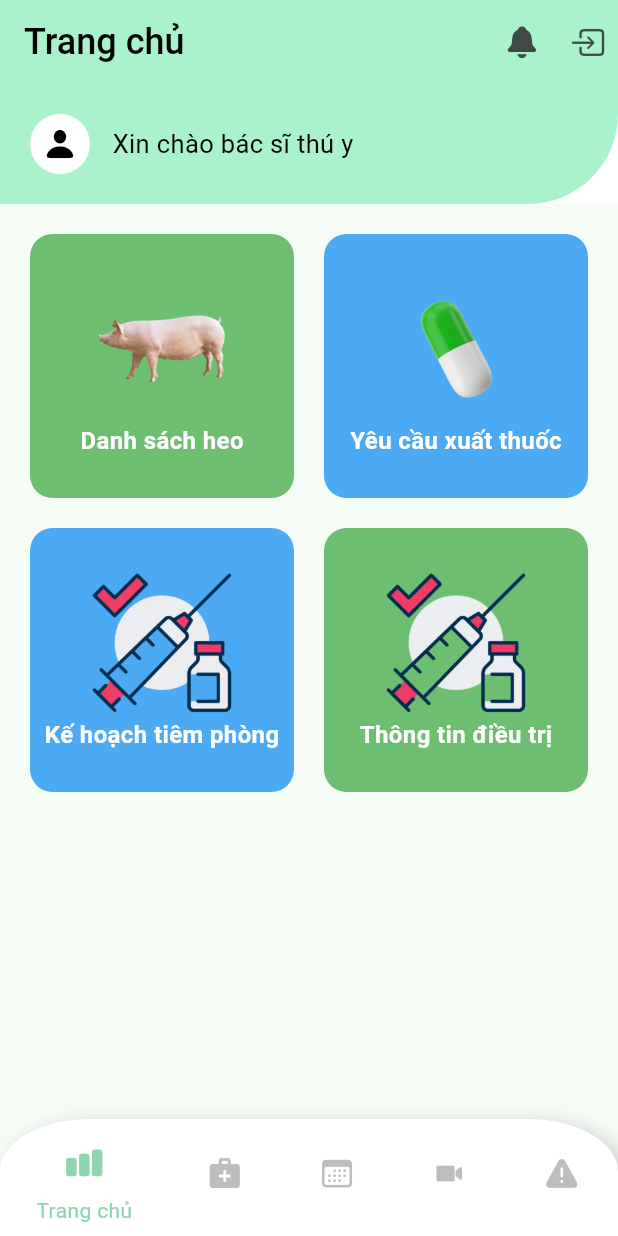
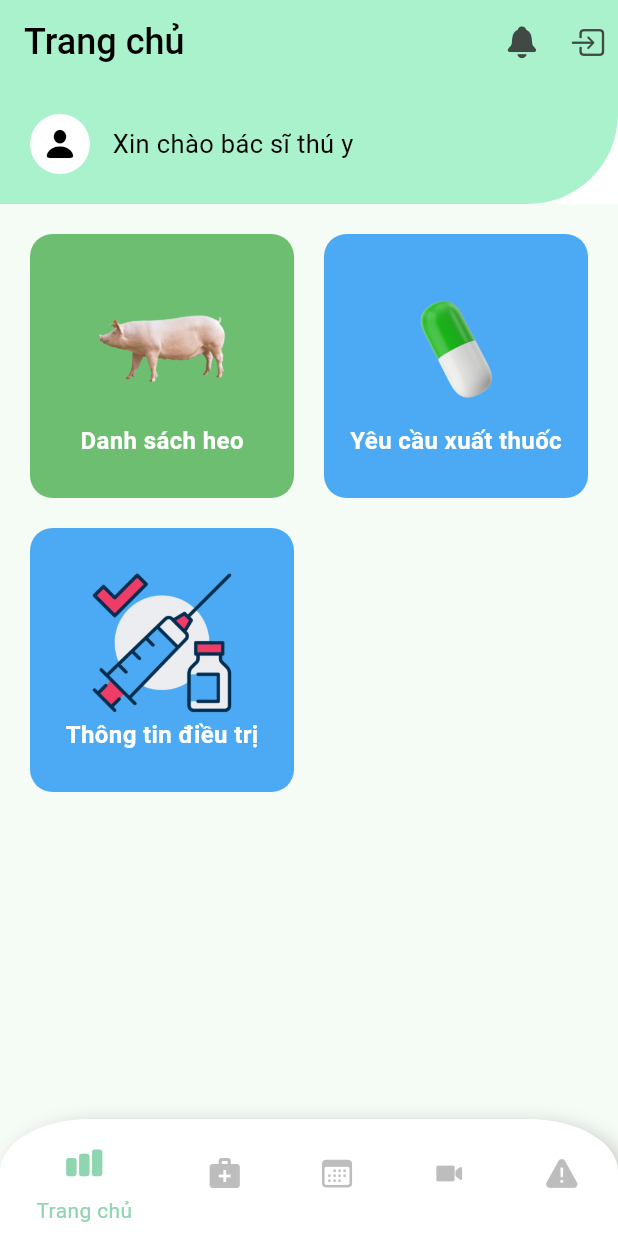
Before and after one commit to vma-pf/vma-mobile, a Flutter app: the LayoutPage screen opened by its route, on a phone screen of 412 x 824 dp. Run offline on Flutter 3.47's test engine with Material 3 defaults, Android fonts, the phone set to English and light mode, and no system bars; our stand-ins replace accordion, awesome_notifications, chewie, dio, either_dart, event_bus and 10 more; missing offline and left inert: signalr_netcore; accounts and stored records are empty; network calls fail.

Commit message:
fix: remove vaccination plans option from home screen

```diff
--- a/lib/app/screens/home/screen.dart
+++ b/lib/app/screens/home/screen.dart
@@ -3,7 +3,6 @@ import 'package:vma/app/common/vma_state.dart';
 import 'package:vma/app/screens/home/widgets/navigation_item.dart';
 import 'package:vma/app/screens/medicine_requests/screen.dart';
 import 'package:vma/app/screens/pig_list/screen.dart';
-import 'package:vma/app/screens/vaccination_plans/screen.dart';
 import 'package:vma/app/screens/treatment_plans/common-disease-treatment-guide/screen.dart';
 
 class HomeScreen extends StatefulWidget {
@@ -42,19 +41,10 @@ class _HomeScreenState extends VMAState<HomeScreen> {
               textColor: Colors.white,
             ),
             NavigationItem(
-              destination: const VaccinationPlans(
-                herdId: '361fe41f-4c80-45b8-b2c5-1f65021b64e7',
-              ),
-              assetPath: 'assets/images/vaccination.png',
-              text: 'Kế hoạch tiêm phòng',
-              backgroundColor: Colors.blue.withOpacity(0.8),
-              textColor: Colors.white,
-            ),
-            NavigationItem(
               destination: const CommonDiseaseAndTreatmentGuideScreen(),
               assetPath: 'assets/images/vaccination.png',
               text: 'Thông tin điều trị',
-              backgroundColor: Colors.green.withOpacity(0.8),
+              backgroundColor: Colors.blue.withOpacity(0.8),
               textColor: Colors.white,
             ),
           ],
--- a/lib/app/screens/layout.dart
+++ b/lib/app/screens/layout.dart
@@ -67,7 +67,7 @@ class _LayoutPageState extends State<LayoutPage> {
       icon: Icons.medical_services,
       title: 'Kế hoạch tiêm phòng',
       screen: const VaccinationPlans(
-        herdId: 'd869bc09-7e82-4b2a-acaa-cb3b5c9332e7',
+        herdId: '361fe41f-4c80-45b8-b2c5-1f65021b64e7',
       ),
     ),
     NavigationItem(
```
